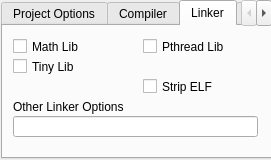
Qt form propside/project.ui (parallaxinc/SimpleIDE) before a commit.
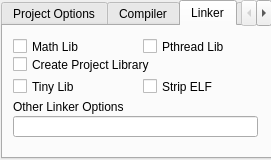
The same form after that commit. The open tabs and pages were chosen to show the change. Icons and pictures are not drawn.

Commit message: Add Create Library option and add move to start of line after newline if in middle of terminal window output.

The edit to the form file:
```diff
--- a/propside/project.ui
+++ b/propside/project.ui
@@ -327,7 +327,7 @@
      <property name="geometry">
       <rect>
        <x>10</x>
-       <y>30</y>
+       <y>50</y>
        <width>121</width>
        <height>21</height>
       </rect>
@@ -368,6 +368,19 @@
       <string>Strip ELF</string>
      </property>
     </widget>
+    <widget class="QCheckBox" name="checkBoxMakeLibrary">
+     <property name="geometry">
+      <rect>
+       <x>10</x>
+       <y>30</y>
+       <width>241</width>
+       <height>17</height>
+      </rect>
+     </property>
+     <property name="text">
+      <string>Create Project Library</string>
+     </property>
+    </widget>
    </widget>
    <widget class="QWidget" name="SpinOptions">
     <attribute name="title">
```
Left out of the diff: 8 changed lines with no effect on the pictures. The commit also changes 4 other files.
